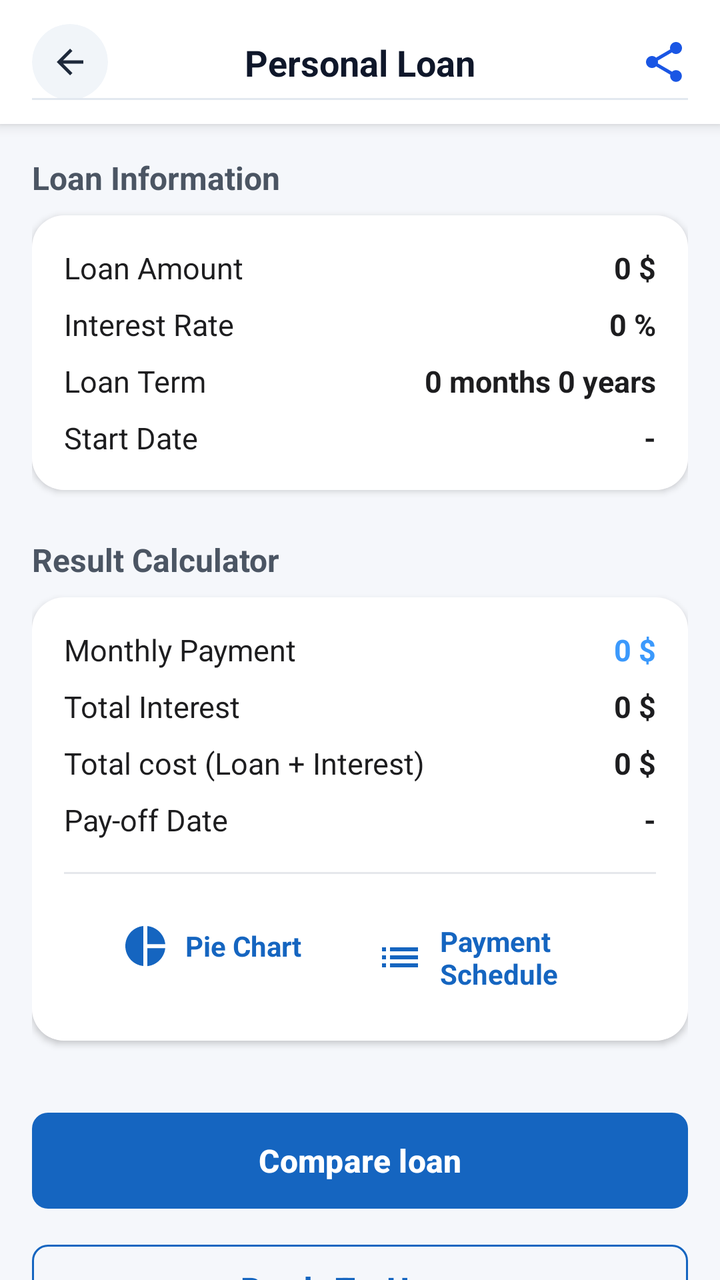
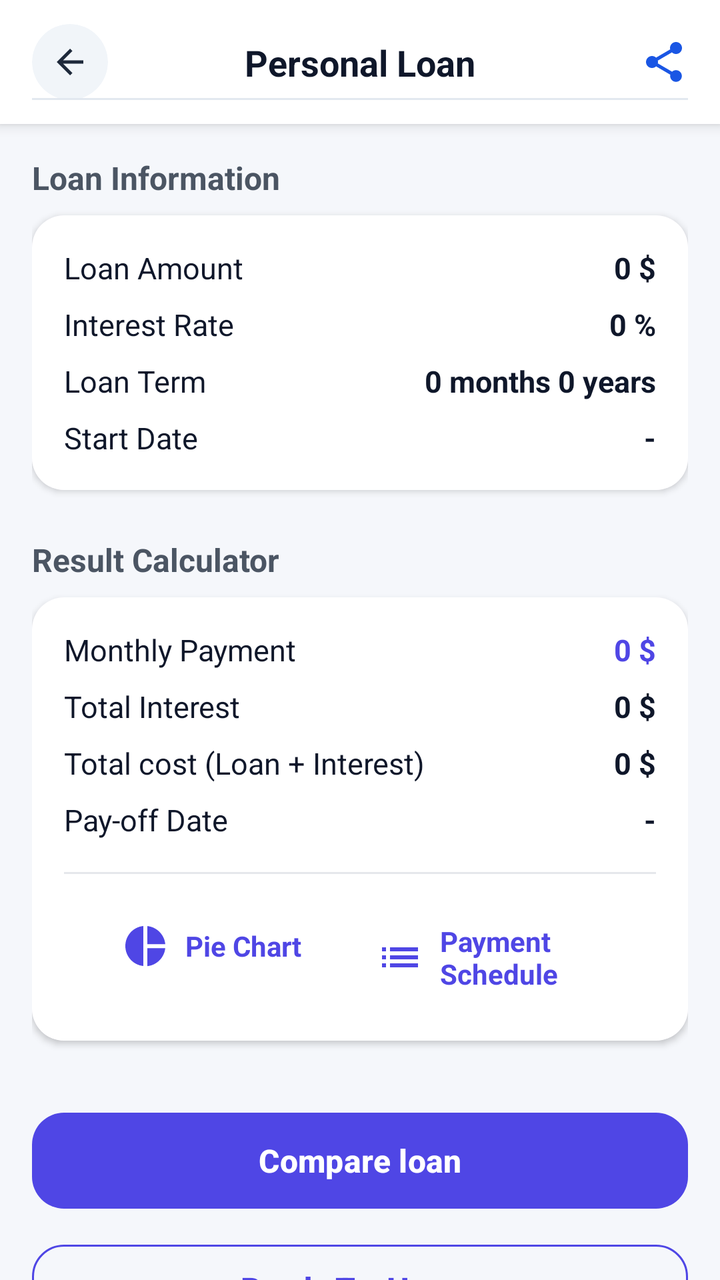

Before-and-after screenshots of an Android layout around one commit, followed by the original layout XML and the change that was made.
<!-- AndroidManifest.xml: application theme Theme.Calculatoremi -->
<!-- res/layout/activity_loan_result.xml -->
<?xml version="1.0" encoding="utf-8"?>
<LinearLayout xmlns:android="http://schemas.android.com/apk/res/android"
    xmlns:app="http://schemas.android.com/apk/res-auto"
    xmlns:tools="http://schemas.android.com/tools"
    android:layout_width="match_parent"
    android:layout_height="match_parent"
    android:background="#F5F7FB"
    android:orientation="vertical">

    
    <androidx.constraintlayout.widget.ConstraintLayout
        android:id="@+id/resultHeader"
        android:layout_width="match_parent"
        android:layout_height="wrap_content"
        android:minHeight="55dp"
        android:background="@android:color/white"
        android:elevation="4dp"
        android:paddingStart="16dp"
        android:paddingTop="12dp"
        android:paddingEnd="16dp"
        android:paddingBottom="12dp">

        <com.google.android.material.card.MaterialCardView
            android:id="@+id/btnBackResultContainer"
            android:layout_width="38dp"
            android:layout_height="38dp"
            app:cardBackgroundColor="#F1F5F9"
            app:cardCornerRadius="19dp"
            app:cardElevation="0dp"
            app:strokeWidth="0dp"
            app:layout_constraintBottom_toBottomOf="parent"
            app:layout_constraintStart_toStartOf="parent"
            app:layout_constraintTop_toTopOf="parent">

            <ImageView
                android:id="@+id/btnBackResult"
                android:layout_width="20dp"
                android:layout_height="20dp"
                android:layout_gravity="center"
                android:src="@drawable/ic_arrow_back"
                app:tint="#1E293B" />
        </com.google.android.material.card.MaterialCardView>

        <TextView
            android:id="@+id/txtResultTitle"
            android:layout_width="wrap_content"
            android:layout_height="wrap_content"
            android:text="Personal Loan"
            android:textColor="#0F172A"
            android:textSize="18sp"
            android:textStyle="bold"
            app:layout_constraintBottom_toBottomOf="parent"
            app:layout_constraintEnd_toEndOf="parent"
            app:layout_constraintStart_toStartOf="parent"
            app:layout_constraintTop_toTopOf="parent" />

        <ImageView
            android:id="@+id/btnShare"
            android:layout_width="24dp"
            android:layout_height="24dp"
            android:background="?attr/selectableItemBackgroundBorderless"
            android:src="@drawable/ic_share"
            app:layout_constraintBottom_toBottomOf="parent"
            app:layout_constraintEnd_toEndOf="parent"
            app:layout_constraintTop_toTopOf="parent"
            app:tint="#1A56E4" />

        <View
            android:layout_width="match_parent"
            android:layout_height="1dp"
            android:background="#E2E8F0"
            app:layout_constraintBottom_toBottomOf="parent" />
    </androidx.constraintlayout.widget.ConstraintLayout>

    <androidx.core.widget.NestedScrollView
        android:layout_width="match_parent"
        android:layout_height="match_parent"
        android:fillViewport="true">

        <LinearLayout
            android:layout_width="match_parent"
            android:layout_height="wrap_content"
            android:orientation="vertical"
            android:padding="@dimen/screen_padding">

            
            <TextView
                android:layout_width="wrap_content"
                android:layout_height="wrap_content"
                android:text="Loan Information"
                android:textColor="#4B5563"
                android:textSize="16sp"
                android:textStyle="bold"
                android:layout_marginBottom="@dimen/margin_small" />

            <com.google.android.material.card.MaterialCardView
                android:layout_width="match_parent"
                android:layout_height="wrap_content"
                app:cardCornerRadius="@dimen/screen_padding"
                app:cardElevation="2dp"
                app:strokeWidth="0dp"
                android:layout_marginBottom="@dimen/margin_large">

                <GridLayout
                    android:layout_width="match_parent"
                    android:layout_height="wrap_content"
                    android:background="@color/white"
                    android:columnCount="2"
                    android:padding="@dimen/screen_padding">

                    <TextView android:text="Loan Amount" android:textColor="@color/text_dark" android:textSize="15sp" />
                    <TextView android:id="@+id/resLoanAmount" android:layout_gravity="end" android:text="0 $" android:textColor="@color/text_dark" android:textStyle="bold" android:textSize="15sp" />

                    <TextView android:text="Interest Rate" android:layout_marginTop="@dimen/margin_small" android:textColor="@color/text_dark" android:textSize="15sp" />
                    <TextView android:id="@+id/resInterestRate" android:layout_gravity="end" android:layout_marginTop="@dimen/margin_small" android:text="0 %" android:textColor="@color/text_dark" android:textStyle="bold" android:textSize="15sp" />

                    <TextView android:text="Loan Term" android:layout_marginTop="@dimen/margin_small" android:textColor="@color/text_dark" android:textSize="15sp" />
                    <TextView android:id="@+id/resLoanTerm" android:layout_gravity="end" android:layout_marginTop="@dimen/margin_small" android:text="0 months 0 years" android:textColor="@color/text_dark" android:textStyle="bold" android:textSize="15sp" />

                    <TextView android:text="Start Date" android:layout_marginTop="@dimen/margin_small" android:textColor="@color/text_dark" android:textSize="15sp" />
                    <TextView android:id="@+id/resStartDate" android:layout_gravity="end" android:layout_marginTop="@dimen/margin_small" android:text="-" android:textColor="@color/text_dark" android:textStyle="bold" android:textSize="15sp" />
                </GridLayout>
            </com.google.android.material.card.MaterialCardView>

            
            <TextView
                android:layout_width="wrap_content"
                android:layout_height="wrap_content"
                android:text="Result Calculator"
                android:textColor="#4B5563"
                android:textSize="16sp"
                android:textStyle="bold"
                android:layout_marginBottom="@dimen/margin_small" />

            <com.google.android.material.card.MaterialCardView
                android:layout_width="match_parent"
                android:layout_height="wrap_content"
                app:cardCornerRadius="@dimen/screen_padding"
                app:cardElevation="2dp"
                app:strokeWidth="0dp">

                <LinearLayout
                    android:layout_width="match_parent"
                    android:layout_height="wrap_content"
                    android:orientation="vertical"
                    android:background="@color/white"
                    android:padding="@dimen/screen_padding">

                    <RelativeLayout android:layout_width="match_parent" android:layout_height="wrap_content">
                        <TextView android:layout_width="wrap_content" android:layout_height="wrap_content" android:text="Monthly Payment" android:textColor="@color/text_dark" android:textSize="15sp" />
                        <TextView android:id="@+id/resEmi" android:layout_width="wrap_content" android:layout_height="wrap_content" android:layout_alignParentEnd="true" android:text="0 $" android:textColor="@color/custom_blue" android:textStyle="bold" android:textSize="15sp" />
                    </RelativeLayout>

                    <RelativeLayout android:layout_width="match_parent" android:layout_height="wrap_content" android:layout_marginTop="@dimen/margin_small">
                        <TextView android:layout_width="wrap_content" android:layout_height="wrap_content" android:text="Total Interest" android:textColor="@color/text_dark" android:textSize="15sp" />
                        <TextView android:id="@+id/resTotalInterest" android:layout_width="wrap_content" android:layout_height="wrap_content" android:layout_alignParentEnd="true" android:text="0 $" android:textColor="@color/text_dark" android:textStyle="bold" android:textSize="15sp" />
                    </RelativeLayout>

                    <RelativeLayout android:layout_width="match_parent" android:layout_height="wrap_content" android:layout_marginTop="@dimen/margin_small">
                        <TextView android:layout_width="wrap_content" android:layout_height="wrap_content" android:text="Total cost (Loan + Interest)" android:textColor="@color/text_dark" android:textSize="15sp" />
                        <TextView android:id="@+id/resTotalCost" android:layout_width="wrap_content" android:layout_height="wrap_content" android:layout_alignParentEnd="true" android:text="0 $" android:textColor="@color/text_dark" android:textStyle="bold" android:textSize="15sp" />
                    </RelativeLayout>

                    <RelativeLayout android:layout_width="match_parent" android:layout_height="wrap_content" android:layout_marginTop="@dimen/margin_small">
                        <TextView android:layout_width="wrap_content" android:layout_height="wrap_content" android:text="Pay-off Date" android:textColor="@color/text_dark" android:textSize="15sp" />
                        <TextView android:id="@+id/resPayoffDate" android:layout_width="wrap_content" android:layout_height="wrap_content" android:layout_alignParentEnd="true" android:text="-" android:textColor="@color/text_dark" android:textStyle="bold" android:textSize="15sp" />
                    </RelativeLayout>

                    <View android:layout_width="match_parent" android:layout_height="1dp" android:background="#E5E7EB" android:layout_marginTop="@dimen/screen_padding" android:layout_marginBottom="@dimen/screen_padding" />

                    <LinearLayout
                        android:layout_width="match_parent"
                        android:layout_height="wrap_content"
                        android:orientation="horizontal"
                        android:weightSum="2">

                        <LinearLayout
                            android:id="@+id/btnPieChart"
                            android:layout_width="0dp"
                            android:layout_height="wrap_content"
                            android:layout_weight="1"
                            android:gravity="center"
                            android:orientation="horizontal"
                            android:clickable="true"
                            android:focusable="true"
                            android:background="?attr/selectableItemBackground"
                            android:padding="@dimen/margin_small">
                            <ImageView android:layout_width="@dimen/margin_large" android:layout_height="@dimen/margin_large" android:src="@drawable/ic_pie_chart" app:tint="#1565C0" />
                            <TextView android:layout_width="wrap_content" android:layout_height="wrap_content" android:text="Pie Chart" android:textColor="#1565C0" android:textStyle="bold" android:layout_marginStart="@dimen/margin_small" />
                        </LinearLayout>

                        <LinearLayout
                            android:id="@+id/btnPaymentSchedule"
                            android:layout_width="0dp"
                            android:layout_height="wrap_content"
                            android:layout_weight="1"
                            android:gravity="center"
                            android:orientation="horizontal"
                            android:clickable="true"
                            android:focusable="true"
                            android:background="?attr/selectableItemBackground"
                            android:padding="@dimen/margin_small">
                            <ImageView android:layout_width="@dimen/margin_large" android:layout_height="@dimen/margin_large" android:src="@drawable/ic_list" app:tint="#1565C0" />
                            <TextView android:layout_width="wrap_content" android:layout_height="wrap_content" android:text="Payment Schedule" android:textColor="#1565C0" android:textStyle="bold" android:layout_marginStart="@dimen/margin_small" />
                        </LinearLayout>

                    </LinearLayout>

                    

                </LinearLayout>
            </com.google.android.material.card.MaterialCardView>

            
            <com.google.android.material.button.MaterialButton
                android:id="@+id/btnCompare"
                android:layout_width="match_parent"
                android:layout_height="@dimen/button_height"
                android:layout_marginTop="@dimen/margin_xlarge"
                android:text="Compare loan"
                android:textAllCaps="false"
                android:textSize="16sp"
                android:textStyle="bold"
                app:cornerRadius="@dimen/margin_small"
                app:backgroundTint="#1565C0" />

            <com.google.android.material.button.MaterialButton
                android:id="@+id/btnBackHome"
                style="@style/Widget.MaterialComponents.Button.OutlinedButton"
                android:layout_width="match_parent"
                android:layout_height="@dimen/button_height"
                android:layout_marginTop="@dimen/margin_small"
                android:layout_marginBottom="@dimen/margin_large"
                android:text="Back To Home"
                android:textAllCaps="false"
                android:textSize="16sp"
                android:textStyle="bold"
                app:cornerRadius="@dimen/margin_small"
                app:strokeColor="#1565C0"
                android:textColor="#1565C0" />

        </LinearLayout>
    </androidx.core.widget.NestedScrollView>

</LinearLayout>
<!-- resources referenced by this layout -->
<resources>
  <color name="custom_blue">#3B99FC</color>
  <color name="text_dark">#1d1d1f</color>
  <color name="white">#FFFFFFFF</color>
  <dimen name="button_height">56dp</dimen>
  <dimen name="margin_large">24dp</dimen>
  <dimen name="margin_small">8dp</dimen>
  <dimen name="margin_xlarge">32dp</dimen>
  <dimen name="screen_padding">16dp</dimen>
  <!-- drawable ic_arrow_back (drawable) -->
  <vector xmlns:android="http://schemas.android.com/apk/res/android"
      android:width="24dp"
      android:height="24dp"
      android:viewportWidth="960"
      android:viewportHeight="960">
    <path
        android:pathData="m313,520 l224,224 -57,56 -320,-320 320,-320 57,56 -224,224h487v80L313,520Z"
        android:fillColor="#e3e3e3"/>
  </vector>
  <!-- drawable ic_list (drawable) -->
  <vector xmlns:android="http://schemas.android.com/apk/res/android"
      android:width="24dp"
      android:height="24dp"
      android:viewportWidth="24"
      android:viewportHeight="24">
    <path
        android:fillColor="#FF000000"
        android:pathData="M3,13h2v-2L3,11v2zm0,4h2v-2L3,15v2zm0,-8h2L5,7L3,7v2zm4,4h14v-2L7,11v2zm0,4h14v-2L7,15v2zM7,7v2h14L21,7L7,7z"/>
  </vector>
  <!-- drawable ic_pie_chart (drawable) -->
  <vector xmlns:android="http://schemas.android.com/apk/res/android"
      android:width="24dp"
      android:height="24dp"
      android:viewportWidth="24"
      android:viewportHeight="24">
    <path
        android:fillColor="#FF000000"
        android:pathData="M11,2v20c-5.07,-0.5 -9,-4.79 -9,-10s3.93,-9.5 9,-10zm2,0.03c4.76,0.48 8.5,4.32 8.97,9.02L13,11.05V2.03zm0,11.02h8.97c-0.47,4.7 -4.21,8.54 -8.97,9.02v-9.02z"/>
  </vector>
  <!-- drawable ic_share (drawable) -->
  <vector xmlns:android="http://schemas.android.com/apk/res/android"
      android:width="24dp"
      android:height="24dp"
      android:viewportWidth="24"
      android:viewportHeight="24">
    <path
        android:fillColor="#FF000000"
        android:pathData="M18,16.08c-0.76,0 -1.44,0.3 -1.96,0.77L8.91,12.7c0.05,-0.23 0.09,-0.46 0.09,-0.7s-0.04,-0.47 -0.09,-0.7l7.05,-4.11c0.54,0.5 1.25,0.81 2.04,0.81 1.66,0 3,-1.34 3,-3s-1.34,-3 -3,-3s-3,1.34 -3,3c0,0.24 0.04,0.47 0.09,0.7L8.04,9.81C7.5,9.31 6.79,9 6,9c-1.66,0 -3,1.34 -3,3s1.34,3 3,3c0.79,0 1.5,-0.31 2.04,-0.81l7.12,4.16c-0.05,0.21 -0.08,0.43 -0.08,0.65 0,1.61 1.31,2.92 2.92,2.92s2.92,-1.31 2.92,-2.92s-1.31,-2.92 -2.92,-2.92z"/>
  </vector>
  <style name="Theme.Calculatoremi" parent="Base.Theme.Calculatoremi" />
  <style name="Base.Theme.Calculatoremi" parent="Theme.Material3.DayNight.NoActionBar">
          <item name="android:statusBarColor">@android:color/transparent</item>
          <item name="android:navigationBarColor">@android:color/transparent</item>
          <item name="android:windowLightStatusBar">false</item>
          <item name="android:windowLightNavigationBar">true</item>
      </style>
</resources>

<!-- the commit's change to res/layout/activity_loan_result.xml (unified diff, before → after) -->
@@ -185,8 +185,8 @@
                             android:focusable="true"
                             android:background="?attr/selectableItemBackground"
                             android:padding="@dimen/margin_small">
-                            <ImageView android:layout_width="@dimen/margin_large" android:layout_height="@dimen/margin_large" android:src="@drawable/ic_pie_chart" app:tint="#1565C0" />
-                            <TextView android:layout_width="wrap_content" android:layout_height="wrap_content" android:text="Pie Chart" android:textColor="#1565C0" android:textStyle="bold" android:layout_marginStart="@dimen/margin_small" />
+                            <ImageView android:layout_width="@dimen/margin_large" android:layout_height="@dimen/margin_large" android:src="@drawable/ic_pie_chart" app:tint="@color/primary" />
+                            <TextView android:layout_width="wrap_content" android:layout_height="wrap_content" android:text="Pie Chart" android:textColor="@color/primary" android:textStyle="bold" android:layout_marginStart="@dimen/margin_small" />
                         </LinearLayout>
 
                         <LinearLayout
@@ -200,13 +200,11 @@
                             android:focusable="true"
                             android:background="?attr/selectableItemBackground"
                             android:padding="@dimen/margin_small">
-                            <ImageView android:layout_width="@dimen/margin_large" android:layout_height="@dimen/margin_large" android:src="@drawable/ic_list" app:tint="#1565C0" />
-                            <TextView android:layout_width="wrap_content" android:layout_height="wrap_content" android:text="Payment Schedule" android:textColor="#1565C0" android:textStyle="bold" android:layout_marginStart="@dimen/margin_small" />
+                            <ImageView android:layout_width="@dimen/margin_large" android:layout_height="@dimen/margin_large" android:src="@drawable/ic_list" app:tint="@color/primary" />
+                            <TextView android:layout_width="wrap_content" android:layout_height="wrap_content" android:text="Payment Schedule" android:textColor="@color/primary" android:textStyle="bold" android:layout_marginStart="@dimen/margin_small" />
                         </LinearLayout>
 
                     </LinearLayout>
-
-                    
 
                 </LinearLayout>
             </com.google.android.material.card.MaterialCardView>
@@ -219,10 +217,11 @@
                 android:layout_marginTop="@dimen/margin_xlarge"
                 android:text="Compare loan"
                 android:textAllCaps="false"
-                android:textSize="16sp"
-                android:textStyle="bold"
-                app:cornerRadius="@dimen/margin_small"
-                app:backgroundTint="#1565C0" />
+                android:textColor="@android:color/white"
+                android:textSize="16sp"
+                android:textStyle="bold"
+                app:cornerRadius="16dp"
+                app:backgroundTint="@color/primary" />
 
             <com.google.android.material.button.MaterialButton
                 android:id="@+id/btnBackHome"
@@ -235,9 +234,9 @@
                 android:textAllCaps="false"
                 android:textSize="16sp"
                 android:textStyle="bold"
-                app:cornerRadius="@dimen/margin_small"
-                app:strokeColor="#1565C0"
-                android:textColor="#1565C0" />
+                app:cornerRadius="16dp"
+                app:strokeColor="@color/primary"
+                android:textColor="@color/primary" />
 
         </LinearLayout>
     </androidx.core.widget.NestedScrollView>
<!-- resource entries referenced after the edit -->
@@ -1,7 +1,8 @@
 <!-- resources referenced by this layout -->
 <resources>
-  <color name="custom_blue">#3B99FC</color>
-  <color name="text_dark">#1d1d1f</color>
+  <color name="custom_blue">#4F46E5</color>
+  <color name="primary">#4F46E5</color>
+  <color name="text_dark">#0F172A</color>
   <color name="white">#FFFFFFFF</color>
   <dimen name="button_height">56dp</dimen>
   <dimen name="margin_large">24dp</dimen>
@@ -54,6 +55,11 @@
           <item name="android:navigationBarColor">@android:color/transparent</item>
           <item name="android:windowLightStatusBar">false</item>
           <item name="android:windowLightNavigationBar">true</item>
+          <item name="colorPrimary">@color/primary</item>
+          <item name="colorOnPrimary">#FFFFFF</item>
+          <item name="colorSecondary">@color/gradient_accent</item>
+          <item name="colorOnSecondary">#FFFFFF</item>
       </style>
+  <color name="gradient_accent">#818CF8</color>
 </resources>
 
